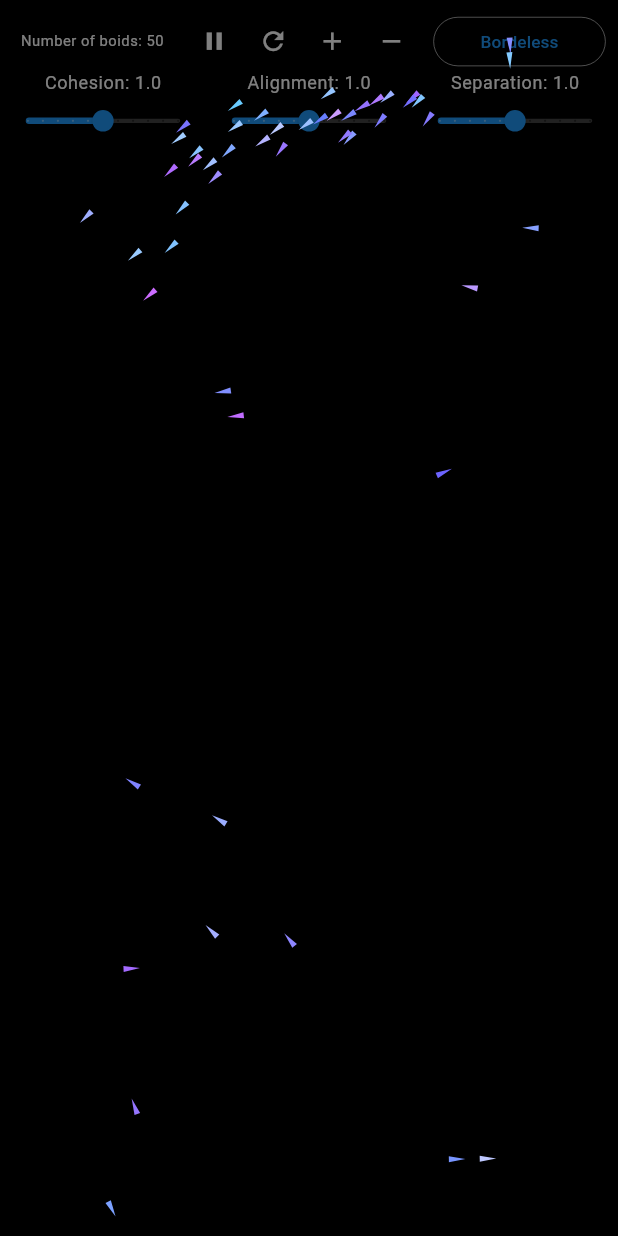
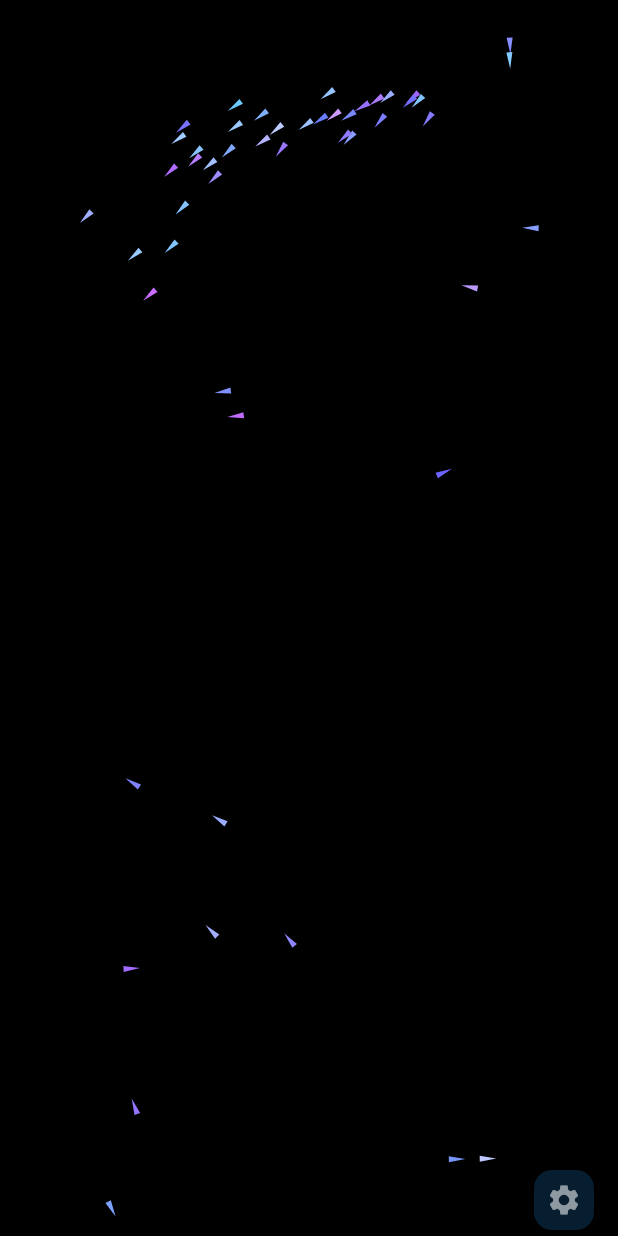
Before and after one commit to JohnSeavon/flocking_simulation, a Flutter app: the screen it shows after launch, on a phone screen of 412 x 824 dp. Run offline on Flutter 3.47's test engine with Material 2 defaults, Android fonts, the phone set to English and light mode, and no system bars.

Commit message:
improve settings options

```diff
--- a/lib/app_widget.dart
+++ b/lib/app_widget.dart
@@ -10,6 +10,7 @@ class AppWidget extends StatefulWidget {
 
 class _AppWidgetState extends State<AppWidget> {
   Key _stateKey = UniqueKey();
+  bool _showMenu = false;
 
   _refreshFlocking() {
     setState(() {
@@ -21,9 +22,19 @@ class _AppWidgetState extends State<AppWidget> {
   Widget build(BuildContext context) {
     return Scaffold(
       backgroundColor: Colors.black,
+      floatingActionButtonLocation: FloatingActionButtonLocation.miniEndDocked,
+      floatingActionButton: FloatingActionButton.small(
+        tooltip: (_showMenu) ? 'Close settings' : 'Show settings',
+        onPressed: () {
+          setState(() {
+            _showMenu = !_showMenu;
+          });
+        },
+        child: const Icon(Icons.settings),
+      ),
       body: SafeArea(
         key: _stateKey,
-        child: FlockPainterView(_refreshFlocking),
+        child: FlockPainterView(_refreshFlocking, _showMenu),
       ),
     );
   }
--- a/lib/flock_painter_view.dart
+++ b/lib/flock_painter_view.dart
@@ -5,7 +5,8 @@ import 'package:flutter/material.dart';
 
 class FlockPainterView extends StatefulWidget {
   final void Function() refresh;
-  const FlockPainterView(this.refresh, {super.key});
+  final bool showMenu;
+  const FlockPainterView(this.refresh, this.showMenu, {super.key});
 
   @override
   State<FlockPainterView> createState() => _FlockPainterViewState();
@@ -47,16 +48,18 @@ class _FlockPainterViewState extends State<FlockPainterView> {
     final size = MediaQuery.of(context).size;
     return Stack(
       children: [
+        if (widget.showMenu)
           Opacity(
-          opacity: 0.5,
+            opacity: 0.8,
             child: Padding(
               padding: const EdgeInsets.only(top: 8.0),
               child: Column(
-              crossAxisAlignment: CrossAxisAlignment.start,
+                crossAxisAlignment: CrossAxisAlignment.end,
+                mainAxisAlignment: MainAxisAlignment.end,
                 children: [
                   FittedBox(
                     child: Row(
-                    mainAxisAlignment: MainAxisAlignment.start,
+                      mainAxisAlignment: MainAxisAlignment.end,
                       children: [
                         Container(
                           alignment: Alignment.center,
@@ -76,16 +79,11 @@ class _FlockPainterViewState extends State<FlockPainterView> {
                             });
                           },
                           icon: Icon(
-                          (_isPaused) ? Icons.play_arrow : Icons.pause,
-                          color: Colors.white,
-                        ),
+                              (_isPaused) ? Icons.play_arrow : Icons.pause),
                         ),
                         IconButton(
                           onPressed: widget.refresh,
-                        icon: const Icon(
-                          Icons.refresh,
-                          color: Colors.white,
-                        ),
+                          icon: const Icon(Icons.refresh),
                         ),
                         IconButton(
                           onPressed: () {
@@ -95,10 +93,7 @@ class _FlockPainterViewState extends State<FlockPainterView> {
                               }
                             });
                           },
-                        icon: const Icon(
-                          Icons.add,
-                          color: Colors.white,
-                        ),
+                          icon: const Icon(Icons.add),
                         ),
                         IconButton(
                           onPressed: (flock.isEmpty)
@@ -110,10 +105,7 @@ class _FlockPainterViewState extends State<FlockPainterView> {
                                     }
                                   });
                                 },
-                        icon: const Icon(
-                          Icons.remove,
-                          color: Colors.white,
-                        ),
+                          icon: const Icon(Icons.remove),
                         ),
                         Padding(
                           padding: const EdgeInsets.symmetric(horizontal: 10.0),
@@ -122,28 +114,32 @@ class _FlockPainterViewState extends State<FlockPainterView> {
                                 minimumSize: const Size(140, 40),
                                 side: const BorderSide(
                                   color: Colors.white,
-                                width: 0.5,
                                 )),
                             onPressed: () {
                               setState(() {
                                 _avoidBorder = !_avoidBorder;
                               });
                             },
-                          child: Text(
-                              (_avoidBorder) ? 'Bordeless' : 'Avoid Borders'),
+                            child: Text((_avoidBorder)
+                                ? 'Borderless'
+                                : 'Avoid Borders'),
                           ),
                         ),
                       ],
                     ),
                   ),
                   Row(
-                  mainAxisAlignment: MainAxisAlignment.start,
+                    mainAxisAlignment: MainAxisAlignment.end,
                     children: [
                       Flexible(
                         child: Column(
                           crossAxisAlignment: CrossAxisAlignment.center,
                           children: [
                             FittedBox(
+                              child: Padding(
+                                padding: const EdgeInsets.symmetric(
+                                  horizontal: 5.0,
+                                ),
                                 child: Text(
                                   'Cohesion: $_cohesionSlider',
                                   style: Theme.of(context)
@@ -152,7 +148,9 @@ class _FlockPainterViewState extends State<FlockPainterView> {
                                       .copyWith(color: Colors.white),
                                 ),
                               ),
+                            ),
                             FittedBox(
+                              fit: BoxFit.fill,
                               child: Slider(
                                 value: _cohesionSlider,
                                 min: 0,
@@ -173,12 +171,17 @@ class _FlockPainterViewState extends State<FlockPainterView> {
                           crossAxisAlignment: CrossAxisAlignment.center,
                           children: [
                             FittedBox(
+                              child: Padding(
+                                padding: const EdgeInsets.symmetric(
+                                  horizontal: 5.0,
+                                ),
                                 child: Text(
                                   'Alignment: $_alignSlider',
                                   style: Theme.of(context)
                                       .textTheme
                                       .bodySmall!
                                       .copyWith(color: Colors.white),
+                                ),
                               ),
                             ),
                             FittedBox(
@@ -202,12 +205,17 @@ class _FlockPainterViewState extends State<FlockPainterView> {
                           crossAxisAlignment: CrossAxisAlignment.center,
                           children: [
                             FittedBox(
+                              child: Padding(
+                                padding: const EdgeInsets.symmetric(
+                                  horizontal: 5.0,
+                                ),
                                 child: Text(
                                   'Separation: $_separationSlider',
                                   style: Theme.of(context)
                                       .textTheme
                                       .bodySmall!
                                       .copyWith(color: Colors.white),
+                                ),
                               ),
                             ),
                             FittedBox(
@@ -226,6 +234,7 @@ class _FlockPainterViewState extends State<FlockPainterView> {
                           ],
                         ),
                       ),
+                      const SizedBox(width: 55, height: 55),
                     ],
                   ),
                 ],
--- a/lib/main.dart
+++ b/lib/main.dart
@@ -19,11 +19,23 @@ class MyApp extends StatelessWidget {
     return MaterialApp(
       debugShowCheckedModeBanner: false,
       theme: ThemeData(
-          useMaterial3: true,
-          colorScheme: ColorScheme.fromSwatch(),
-          sliderTheme: SliderThemeData(
-            inactiveTrackColor: Colors.grey[800],
-          )),
+        useMaterial3: true,
+        colorScheme: ColorScheme.fromSwatch(),
+        sliderTheme: SliderThemeData(
+          inactiveTrackColor: Colors.grey[800],
+        ),
+        iconButtonTheme: IconButtonThemeData(
+          style: IconButton.styleFrom(
+            foregroundColor: Colors.white,
+            highlightColor: Colors.blue[900],
+          ),
+        ),
+        floatingActionButtonTheme: FloatingActionButtonThemeData(
+          backgroundColor: Colors.blue.withOpacity(0.2),
+          foregroundColor: Colors.white54,
+          hoverColor: Colors.blue.withOpacity(0.6),
+        ),
+      ),
       home: const AppWidget(),
     );
   }
```
Lines whose indentation alone changed are shown as unchanged.
